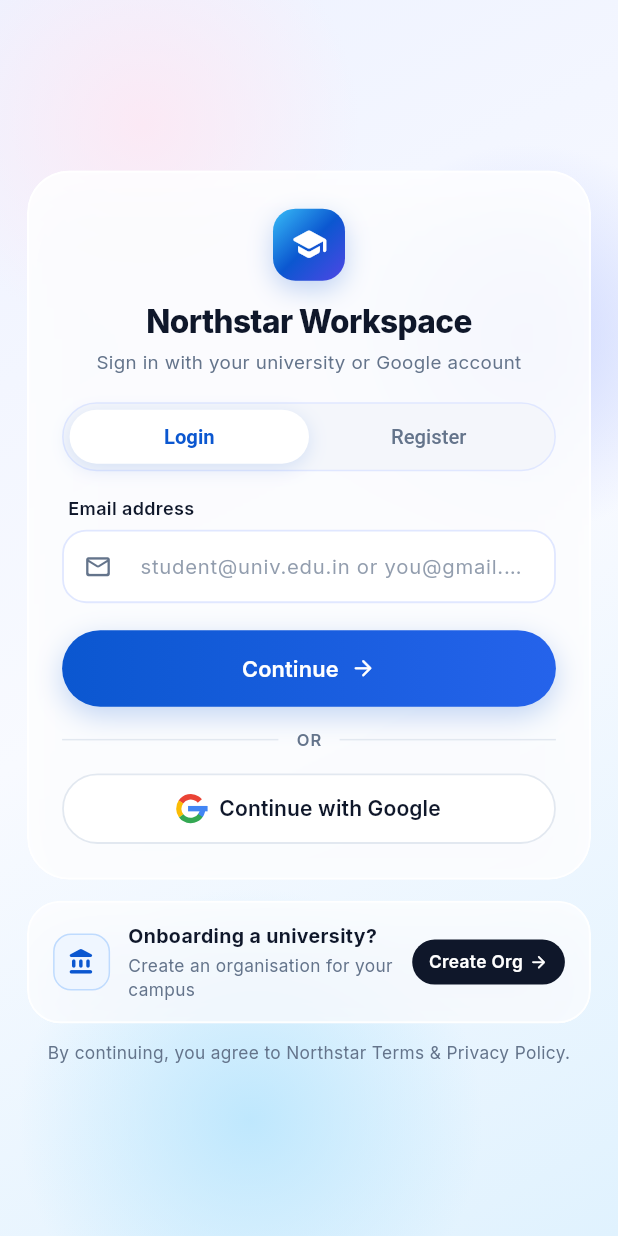
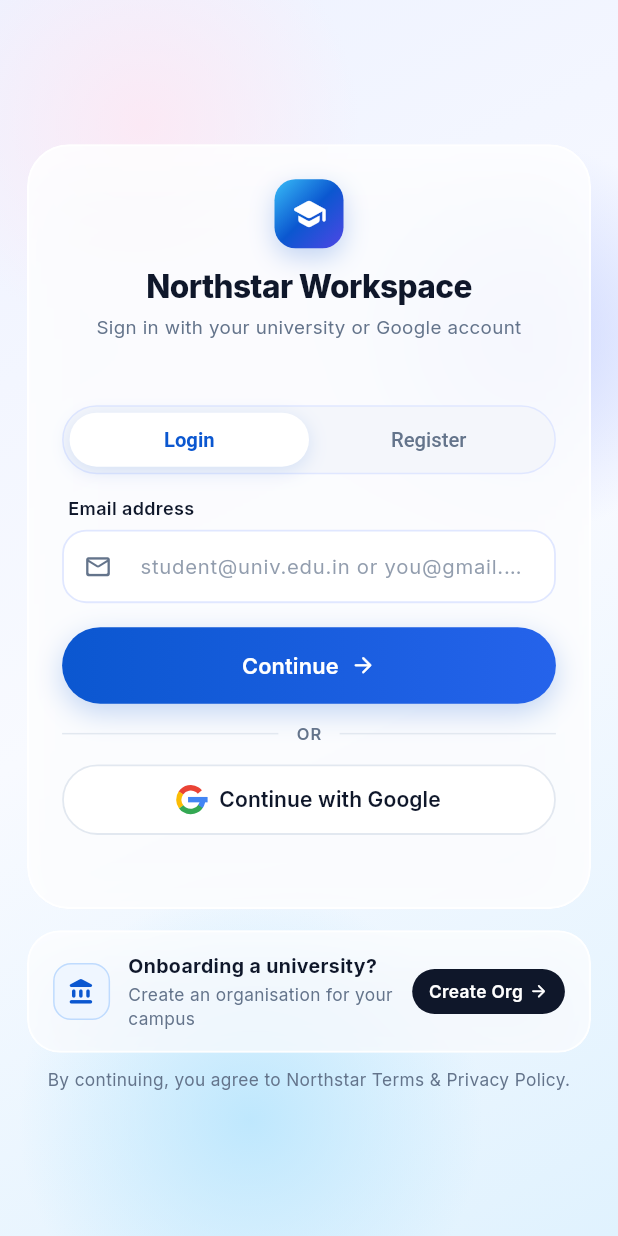
Before and after one commit to alansoul/workspace_campus-app, a Flutter app: the screen it shows after launch, on a phone screen of 412 x 824 dp. Run offline on Flutter 3.47's test engine with Material 3 defaults, Android fonts, the phone set to English and light mode, and no system bars; our stand-ins replace dio, flutter_riverpod, flutter_secure_storage, google_fonts; network calls fail.

Commit message:
fix(auth): recover cancelled Google OAuth on app resume and lock card height across steps
- Add cancelPendingSignIn() to GoogleOAuthService + AppLifecycleState.resumed auto-recovery
- Allow instant manual cancel on GoogleOAuthButton while waiting for browser
- Enforce consistent responsive cardHeight across all auth steps so card never resizes
- Auto-clear stale error banners while typing password/OTP/email
- Verify stable card height and Google OAuth cancel recovery in auth_flow_test.dart

```diff
--- a/lib/features/auth/data/auth_repository.dart
+++ b/lib/features/auth/data/auth_repository.dart
@@ -103,6 +103,10 @@ class AuthRepository {
       universityId: user.universityId,
     );
     return user;
+  }
+
+  void cancelGoogleSignIn() {
+    _googleOAuth.cancelPendingSignIn();
   }
 
   Future<String?> requestOtp({
--- a/lib/features/auth/presentation/screens/login_screen.dart
+++ b/lib/features/auth/presentation/screens/login_screen.dart
@@ -1,4 +1,5 @@
 import 'dart:async';
+import 'dart:math' as math;
 import 'package:flutter/material.dart';
 import 'package:flutter_riverpod/flutter_riverpod.dart';
 import '../../../../core/constants/app_colors.dart';
@@ -21,7 +22,8 @@ class LoginScreen extends ConsumerStatefulWidget {
   ConsumerState<LoginScreen> createState() => _LoginScreenState();
 }
 
-class _LoginScreenState extends ConsumerState<LoginScreen> {
+class _LoginScreenState extends ConsumerState<LoginScreen>
+    with WidgetsBindingObserver {
   final _nameController = TextEditingController();
   final _emailController = TextEditingController();
   final _passwordController = TextEditingController();
@@ -29,14 +31,23 @@ class _LoginScreenState extends ConsumerState<LoginScreen> {
   final _confirmPasswordController = TextEditingController();
 
   Timer? _domainDebounce;
+  Timer? _googleResumeTimer;
   bool _obscurePassword = true;
   bool _obscureNewPassword = true;
   bool _obscureConfirmPassword = true;
   String _otpCode = '';
 
   @override
+  void initState() {
+    super.initState();
+    WidgetsBinding.instance.addObserver(this);
+  }
+
+  @override
   void dispose() {
+    WidgetsBinding.instance.removeObserver(this);
     _domainDebounce?.cancel();
+    _googleResumeTimer?.cancel();
     _nameController.dispose();
     _emailController.dispose();
     _passwordController.dispose();
@@ -45,11 +56,31 @@ class _LoginScreenState extends ConsumerState<LoginScreen> {
     super.dispose();
   }
 
+  @override
+  void didChangeAppLifecycleState(AppLifecycleState state) {
+    if (state == AppLifecycleState.resumed) {
+      final flow = ref.read(authFlowControllerProvider);
+      if (flow.isGoogleLoading) {
+        _googleResumeTimer?.cancel();
+        // Allow brief window for an in-flight localhost callback before cancelling
+        _googleResumeTimer = Timer(const Duration(milliseconds: 1800), () {
+          if (!mounted) return;
+          if (ref.read(authFlowControllerProvider).isGoogleLoading) {
+            ref.read(authFlowControllerProvider.notifier).cancelGoogleSignIn();
+          }
+        });
+      }
+    }
+  }
+
   void _onEmailChanged(String value) {
     _domainDebounce?.cancel();
+    final notifier = ref.read(authFlowControllerProvider.notifier);
+    notifier.clearBanners();
+
     final trimmed = value.trim();
     if (!trimmed.contains('@') || !trimmed.split('@').last.contains('.')) {
-      ref.read(authFlowControllerProvider.notifier).clearDomainResolution();
+      notifier.clearDomainResolution();
       return;
     }
     _domainDebounce = Timer(const Duration(milliseconds: 300), () {
@@ -132,6 +163,8 @@ class _LoginScreenState extends ConsumerState<LoginScreen> {
   @override
   Widget build(BuildContext context) {
     final flow = ref.watch(authFlowControllerProvider);
+    final screenHeight = MediaQuery.sizeOf(context).height;
+    final cardHeight = math.min(510.0, math.max(360.0, screenHeight - 170.0));
 
     return Scaffold(
       backgroundColor: AppColors.auroraLavender,
@@ -139,16 +172,26 @@ class _LoginScreenState extends ConsumerState<LoginScreen> {
         child: Column(
           crossAxisAlignment: CrossAxisAlignment.stretch,
           children: [
-            FrostedGlassCard(
-              padding: const EdgeInsets.fromLTRB(22, 24, 22, 22),
-              child: AnimatedSize(
-                duration: const Duration(milliseconds: 240),
-                curve: Curves.easeOutCubic,
+            SizedBox(
+              height: cardHeight,
+              child: FrostedGlassCard(
+                padding: const EdgeInsets.fromLTRB(22, 22, 22, 18),
                 child: Column(
                   crossAxisAlignment: CrossAxisAlignment.stretch,
                   children: [
                     _buildHeader(flow),
-                    const SizedBox(height: 18),
+                    const SizedBox(height: 14),
+                    Expanded(
+                      child: AnimatedSwitcher(
+                        duration: const Duration(milliseconds: 220),
+                        switchInCurve: Curves.easeOutCubic,
+                        switchOutCurve: Curves.easeInCubic,
+                        child: SingleChildScrollView(
+                          key: ValueKey('scroll_${flow.step.name}'),
+                          physics: const ClampingScrollPhysics(),
+                          child: Column(
+                            crossAxisAlignment: CrossAxisAlignment.stretch,
+                            children: [
                               if (flow.errorMessage != null) ...[
                                 AuthFeedbackBanner(
                                   message: flow.errorMessage!,
@@ -163,11 +206,11 @@ class _LoginScreenState extends ConsumerState<LoginScreen> {
                                 ),
                                 const SizedBox(height: 12),
                               ],
-                    AnimatedSwitcher(
-                      duration: const Duration(milliseconds: 230),
-                      switchInCurve: Curves.easeOutCubic,
-                      switchOutCurve: Curves.easeInCubic,
-                      child: _buildPageContent(flow),
+                              _buildPageContent(flow),
+                            ],
+                          ),
+                        ),
+                      ),
                     ),
                   ],
                 ),
@@ -177,7 +220,7 @@ class _LoginScreenState extends ConsumerState<LoginScreen> {
             _UniversityOnboardingCard(
               onTap: () => UniversityOnboardingSheet.show(context),
             ),
-            const SizedBox(height: 12),
+            const SizedBox(height: 10),
             const Text(
               'By continuing, you agree to Northstar Terms & Privacy Policy.',
               textAlign: TextAlign.center,
@@ -267,10 +310,10 @@ class _LoginScreenState extends ConsumerState<LoginScreen> {
           )
         else
           Container(
-            width: 48,
-            height: 48,
+            width: 46,
+            height: 46,
             decoration: BoxDecoration(
-              borderRadius: BorderRadius.circular(15),
+              borderRadius: BorderRadius.circular(14),
               gradient: const LinearGradient(
                 begin: Alignment.topLeft,
                 end: Alignment.bottomRight,
@@ -290,11 +333,11 @@ class _LoginScreenState extends ConsumerState<LoginScreen> {
             ),
             child: const Icon(
               Icons.school_rounded,
-              size: 25,
+              size: 24,
               color: Colors.white,
             ),
           ),
-        SizedBox(height: showBack ? 6 : 12),
+        SizedBox(height: showBack ? 6 : 10),
         Text(
           title,
           textAlign: TextAlign.center,
@@ -322,35 +365,20 @@ class _LoginScreenState extends ConsumerState<LoginScreen> {
   Widget _buildPageContent(AuthFlowState flow) {
     switch (flow.step) {
       case AuthStep.authMethod:
-        return KeyedSubtree(
-          key: const ValueKey('page_auth_method'),
-          child: _buildAuthMethodPage(flow),
-        );
+        return _buildAuthMethodPage(flow);
       case AuthStep.verifyOtp:
-        return KeyedSubtree(
-          key: const ValueKey('page_verify_otp'),
-          child: _buildVerifyOtpPage(flow),
-        );
+        return _buildVerifyOtpPage(flow);
       case AuthStep.setPassword:
-        return KeyedSubtree(
-          key: const ValueKey('page_set_password'),
-          child: _buildSetPasswordPage(flow),
-        );
+        return _buildSetPasswordPage(flow);
       case AuthStep.forgotPassword:
-        return KeyedSubtree(
-          key: const ValueKey('page_forgot_password'),
-          child: ForgotPasswordFlow(
+        return ForgotPasswordFlow(
           initialEmail: _emailController.text.trim(),
           onCancel: () => ref
               .read(authFlowControllerProvider.notifier)
               .goToStep(AuthStep.authMethod),
-          ),
         );
       case AuthStep.credentials:
-        return KeyedSubtree(
-          key: const ValueKey('page_credentials'),
-          child: _buildEntryPage(flow),
-        );
+        return _buildEntryPage(flow);
     }
   }
 
@@ -377,7 +405,7 @@ class _LoginScreenState extends ConsumerState<LoginScreen> {
             _onEmailChanged(_emailController.text);
           },
         ),
-        const SizedBox(height: 16),
+        const SizedBox(height: 14),
         if (isSignUp) ...[
           FluidTextField(
             controller: _nameController,
@@ -385,8 +413,9 @@ class _LoginScreenState extends ConsumerState<LoginScreen> {
             hint: 'e.g. Rohan Singh',
             prefixIcon: Icons.person_outline_rounded,
             enabled: !flow.isLoading && !flow.isGoogleLoading,
+            onChanged: (_) => notifier.clearBanners(),
           ),
-          const SizedBox(height: 12),
+          const SizedBox(height: 10),
         ],
         FluidTextField(
           controller: _emailController,
@@ -407,7 +436,7 @@ class _LoginScreenState extends ConsumerState<LoginScreen> {
             isResolving: flow.isResolvingDomain,
           ),
         ],
-        const SizedBox(height: 18),
+        const SizedBox(height: 16),
         FluidPrimaryButton(
           label: 'Continue',
           trailingIcon: Icons.arrow_forward_rounded,
@@ -417,7 +446,7 @@ class _LoginScreenState extends ConsumerState<LoginScreen> {
               ? null
               : _submitEmailEntry,
         ),
-        const SizedBox(height: 14),
+        const SizedBox(height: 12),
         const Row(
           children: [
             Expanded(child: Divider(color: AppColors.border)),
@@ -436,10 +465,11 @@ class _LoginScreenState extends ConsumerState<LoginScreen> {
             Expanded(child: Divider(color: AppColors.border)),
           ],
         ),
-        const SizedBox(height: 14),
+        const SizedBox(height: 12),
         GoogleOAuthButton(
           isLoading: flow.isGoogleLoading,
           onPressed: flow.isLoading ? null : notifier.signInWithGoogle,
+          onCancel: notifier.cancelGoogleSignIn,
         ),
       ],
     );
@@ -453,7 +483,6 @@ class _LoginScreenState extends ConsumerState<LoginScreen> {
     return Column(
       crossAxisAlignment: CrossAxisAlignment.stretch,
       children: [
-        // Identity chip showing exact email & verified account/university role
         Container(
           padding: const EdgeInsets.symmetric(horizontal: 12, vertical: 10),
           decoration: BoxDecoration(
@@ -505,7 +534,7 @@ class _LoginScreenState extends ConsumerState<LoginScreen> {
             isResolving: false,
           ),
         ],
-        const SizedBox(height: 14),
+        const SizedBox(height: 12),
         SegmentedPillSwitch<AuthMethod>(
           value: flow.method,
           leftValue: AuthMethod.password,
@@ -518,7 +547,7 @@ class _LoginScreenState extends ConsumerState<LoginScreen> {
           activeColor: AppColors.accentIndigo,
           onChanged: notifier.switchMethod,
         ),
-        const SizedBox(height: 14),
+        const SizedBox(height: 12),
         if (flow.method == AuthMethod.password) ...[
           FluidTextField(
             controller: _passwordController,
@@ -528,6 +557,7 @@ class _LoginScreenState extends ConsumerState<LoginScreen> {
             obscureText: _obscurePassword,
             textInputAction: TextInputAction.done,
             enabled: !flow.isLoading,
+            onChanged: (_) => notifier.clearBanners(),
             onSubmitted: (_) => _submitAuthMethod(),
             suffixIcon: IconButton(
               icon: Icon(
@@ -548,7 +578,7 @@ class _LoginScreenState extends ConsumerState<LoginScreen> {
                   ? null
                   : () => notifier.goToStep(AuthStep.forgotPassword),
               style: TextButton.styleFrom(
-                padding: const EdgeInsets.symmetric(horizontal: 4, vertical: 6),
+                padding: const EdgeInsets.symmetric(horizontal: 4, vertical: 4),
               ),
               child: const Text(
                 'Forgot password?',
@@ -577,7 +607,7 @@ class _LoginScreenState extends ConsumerState<LoginScreen> {
               ),
             ),
           ),
-          const SizedBox(height: 18),
+          const SizedBox(height: 16),
         ],
         FluidPrimaryButton(
           label: flow.method == AuthMethod.otp ? 'Send OTP Code' : 'Sign In',
@@ -601,13 +631,17 @@ class _LoginScreenState extends ConsumerState<LoginScreen> {
     return Column(
       crossAxisAlignment: CrossAxisAlignment.stretch,
       children: [
+        const SizedBox(height: 12),
         OtpCodeBoxes(
           value: _otpCode,
           enabled: !flow.isLoading,
-          onChanged: (code) => setState(() => _otpCode = code),
+          onChanged: (code) {
+            notifier.clearBanners();
+            setState(() => _otpCode = code);
+          },
           onCompleted: _submitOtpVerification,
         ),
-        const SizedBox(height: 10),
+        const SizedBox(height: 12),
         OtpResendBar(
           isLoading: flow.isLoading,
           onResend: () async {
@@ -618,7 +652,7 @@ class _LoginScreenState extends ConsumerState<LoginScreen> {
             );
           },
         ),
-        const SizedBox(height: 18),
+        const SizedBox(height: 20),
         FluidPrimaryButton(
           label: 'Confirm Code',
           trailingIcon: Icons.verified_rounded,
@@ -631,6 +665,7 @@ class _LoginScreenState extends ConsumerState<LoginScreen> {
 
   /// PAGE 4: Password creation after first-time OTP signup verification.
   Widget _buildSetPasswordPage(AuthFlowState flow) {
+    final notifier = ref.read(authFlowControllerProvider.notifier);
     final pass = _newPasswordController.text;
     final confirm = _confirmPasswordController.text;
 
@@ -644,7 +679,10 @@ class _LoginScreenState extends ConsumerState<LoginScreen> {
           prefixIcon: Icons.lock_outline_rounded,
           obscureText: _obscureNewPassword,
           enabled: !flow.isLoading,
-          onChanged: (_) => setState(() {}),
+          onChanged: (_) {
+            notifier.clearBanners();
+            setState(() {});
+          },
           suffixIcon: IconButton(
             icon: Icon(
               _obscureNewPassword
@@ -657,7 +695,7 @@ class _LoginScreenState extends ConsumerState<LoginScreen> {
                 setState(() => _obscureNewPassword = !_obscureNewPassword),
           ),
         ),
-        const SizedBox(height: 12),
+        const SizedBox(height: 10),
         FluidTextField(
           controller: _confirmPasswordController,
           label: 'Confirm Password',
@@ -666,7 +704,10 @@ class _LoginScreenState extends ConsumerState<LoginScreen> {
           obscureText: _obscureConfirmPassword,
           textInputAction: TextInputAction.done,
           enabled: !flow.isLoading,
-          onChanged: (_) => setState(() {}),
+          onChanged: (_) {
+            notifier.clearBanners();
+            setState(() {});
+          },
           onSubmitted: (_) => _submitSetPassword(),
           suffixIcon: IconButton(
             icon: Icon(
@@ -681,12 +722,12 @@ class _LoginScreenState extends ConsumerState<LoginScreen> {
             ),
           ),
         ),
-        const SizedBox(height: 12),
+        const SizedBox(height: 10),
         PasswordStrengthChecklist(
           password: pass,
           confirmPassword: confirm,
         ),
-        const SizedBox(height: 18),
+        const SizedBox(height: 14),
         FluidPrimaryButton(
           label: 'Create Password & Enter Workspace',
           useDarkPill: true,
--- a/lib/features/auth/presentation/widgets/google_oauth_button.dart
+++ b/lib/features/auth/presentation/widgets/google_oauth_button.dart
@@ -1,22 +1,66 @@
 import 'package:flutter/material.dart';
 import '../../../../core/constants/app_colors.dart';
 
-/// Minimal pill-shaped Google OAuth CTA button with vector 'G' emblem.
+/// Minimal pill-shaped Google OAuth CTA button with instant inline cancel option.
 class GoogleOAuthButton extends StatelessWidget {
   final VoidCallback? onPressed;
+  final VoidCallback? onCancel;
   final bool isLoading;
   final String label;
 
   const GoogleOAuthButton({
     super.key,
     required this.onPressed,
+    this.onCancel,
     this.isLoading = false,
     this.label = 'Continue with Google',
   });
 
   @override
   Widget build(BuildContext context) {
-    final enabled = onPressed != null && !isLoading;
+    if (isLoading) {
+      return OutlinedButton(
+        onPressed: onCancel,
+        style: OutlinedButton.styleFrom(
+          backgroundColor: Colors.white.withValues(alpha: 0.94),
+          foregroundColor: AppColors.textPrimary,
+          side: const BorderSide(color: AppColors.border, width: 1.2),
+          padding: const EdgeInsets.symmetric(vertical: 13.5, horizontal: 18),
+          shape: RoundedRectangleBorder(
+            borderRadius: BorderRadius.circular(999),
+          ),
+        ),
+        child: const Row(
+          mainAxisAlignment: MainAxisAlignment.center,
+          mainAxisSize: MainAxisSize.min,
+          children: [
+            SizedBox(
+              height: 17,
+              width: 17,
+              child: CircularProgressIndicator(
+                strokeWidth: 2,
+                color: AppColors.primary,
+              ),
+            ),
+            SizedBox(width: 10),
+            Flexible(
+              child: Text(
+                'Waiting for browser • Cancel',
+                maxLines: 1,
+                overflow: TextOverflow.ellipsis,
+                style: TextStyle(
+                  fontSize: 13,
+                  fontWeight: FontWeight.w600,
+                  color: AppColors.textSecondary,
+                ),
+              ),
+            ),
+          ],
+        ),
+      );
+    }
+
+    final enabled = onPressed != null;
     return AnimatedOpacity(
       duration: const Duration(milliseconds: 180),
       opacity: enabled ? 1.0 : 0.6,
@@ -31,16 +75,7 @@ class GoogleOAuthButton extends StatelessWidget {
             borderRadius: BorderRadius.circular(999),
           ),
         ),
-        child: isLoading
-            ? const SizedBox(
-                height: 19,
-                width: 19,
-                child: CircularProgressIndicator(
-                  strokeWidth: 2,
-                  color: AppColors.primary,
-                ),
-              )
-            : Row(
+        child: Row(
           mainAxisAlignment: MainAxisAlignment.center,
           mainAxisSize: MainAxisSize.min,
           children: [
```
Also changed, not shown: lib/features/auth/data/services/google_oauth_service.dart (+37 -4 lines), lib/features/auth/presentation/controllers/auth_controller.dart (+14 -0 lines), lib/features/auth/presentation/widgets/forgot_password_flow.dart (+12 -3 lines), 2 other files. Lines whose indentation alone changed are shown as unchanged.
